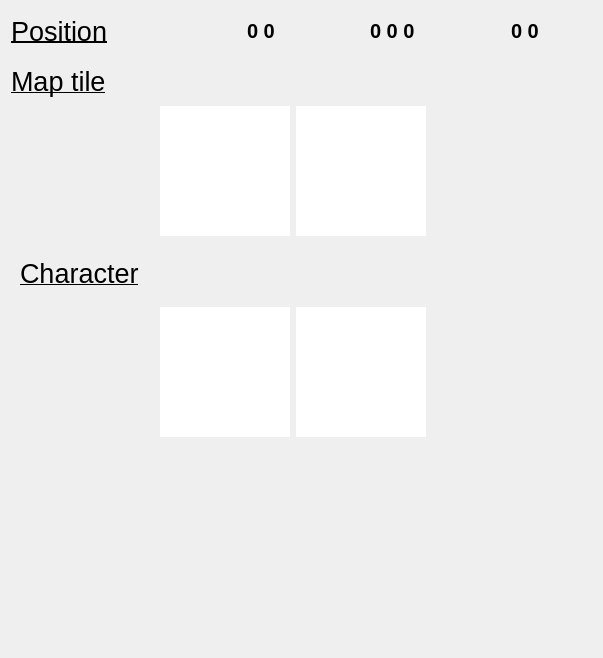
Before: the Qt Designer form OrodaelTurrim/res/ui/mapInfoWidget.ui in Wilson194/OrodaelTurrim, drawn with Qt 5.
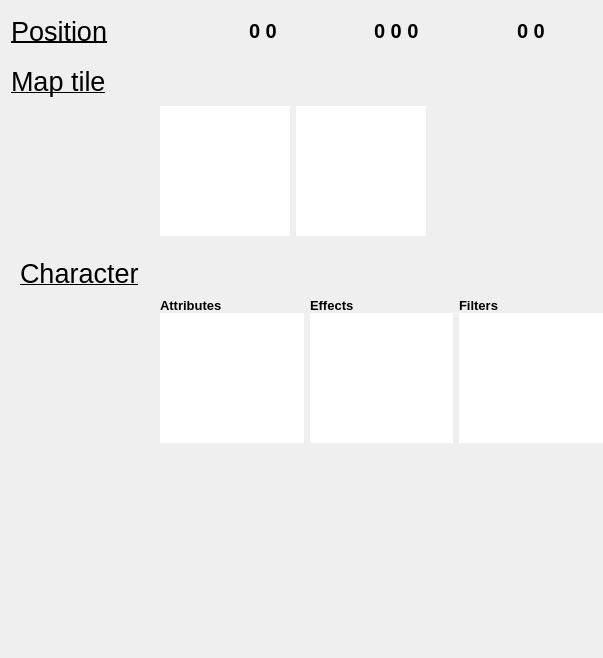
After: the same form once the commit is applied.

Commit message: Update UI info display

```diff
--- a/OrodaelTurrim/res/ui/mapInfoWidget.ui
+++ b/OrodaelTurrim/res/ui/mapInfoWidget.ui
@@ -20,7 +20,7 @@
   </property>
   <layout class="QGridLayout" name="gridLayout">
    <property name="rightMargin">
-    <number>9</number>
+    <number>0</number>
    </property>
    <property name="spacing">
     <number>0</number>
@@ -596,12 +596,72 @@
        <verstretch>0</verstretch>
       </sizepolicy>
      </property>
-     <layout class="QHBoxLayout" name="horizontalLayout">
-      <item>
-       <widget class="QTextEdit" name="characterInfoWidget">
+     <layout class="QGridLayout" name="gridLayout_3">
+      <property name="topMargin">
+       <number>0</number>
+      </property>
+      <property name="rightMargin">
+       <number>0</number>
+      </property>
+      <property name="verticalSpacing">
+       <number>0</number>
+      </property>
+      <item row="0" column="3">
+       <widget class="QLabel" name="objectFiltersLabel">
+        <property name="font">
+         <font>
+          <pointsize>10</pointsize>
+          <weight>75</weight>
+          <bold>true</bold>
+         </font>
+        </property>
+        <property name="text">
+         <string>Filters</string>
+        </property>
+       </widget>
+      </item>
+      <item row="0" column="1">
+       <widget class="QLabel" name="objectAttributesLabel">
+        <property name="sizePolicy">
+         <sizepolicy hsizetype="Preferred" vsizetype="Preferred">
+          <horstretch>0</horstretch>
+          <verstretch>0</verstretch>
+         </sizepolicy>
+        </property>
+        <property name="font">
+         <font>
+          <pointsize>10</pointsize>
+          <weight>75</weight>
+          <bold>true</bold>
+         </font>
+        </property>
+        <property name="frameShape">
+         <enum>QFrame::NoFrame</enum>
+        </property>
+        <property name="text">
+         <string>Attributes</string>
+        </property>
+       </widget>
+      </item>
+      <item row="0" column="2">
+       <widget class="QLabel" name="objectEffectsLabel">
+        <property name="font">
+         <font>
+          <pointsize>10</pointsize>
+          <weight>75</weight>
+          <bold>true</bold>
+         </font>
+        </property>
+        <property name="text">
+         <string>Effects</string>
+        </property>
+       </widget>
+      </item>
+      <item row="1" column="1">
+       <widget class="QTextEdit" name="objectAttributesText">
         <property name="maximumSize">
          <size>
-          <width>130</width>
+          <width>16777215</width>
           <height>130</height>
          </size>
         </property>
@@ -622,11 +682,11 @@
         </property>
        </widget>
       </item>
-      <item>
-       <widget class="QTextEdit" name="characterEffectsText">
+      <item row="1" column="2">
+       <widget class="QTextEdit" name="objectEffectsText">
         <property name="maximumSize">
          <size>
-          <width>130</width>
+          <width>16777215</width>
           <height>130</height>
          </size>
         </property>
@@ -647,18 +707,30 @@
         </property>
        </widget>
       </item>
-      <item>
-       <spacer name="horizontalSpacer_6">
-        <property name="orientation">
-         <enum>Qt::Horizontal</enum>
-        </property>
-        <property name="sizeHint" stdset="0">
+      <item row="1" column="3">
+       <widget class="QTextEdit" name="objectFiltersText">
+        <property name="maximumSize">
          <size>
-          <width>40</width>
-          <height>20</height>
+          <width>16777215</width>
+          <height>130</height>
          </size>
         </property>
-       </spacer>
+        <property name="frameShape">
+         <enum>QFrame::NoFrame</enum>
+        </property>
+        <property name="verticalScrollBarPolicy">
+         <enum>Qt::ScrollBarAlwaysOff</enum>
+        </property>
+        <property name="horizontalScrollBarPolicy">
+         <enum>Qt::ScrollBarAlwaysOff</enum>
+        </property>
+        <property name="readOnly">
+         <bool>true</bool>
+        </property>
+        <property name="cursorWidth">
+         <number>0</number>
+        </property>
+       </widget>
       </item>
      </layout>
     </widget>
```
Left out of the diff: 3 changed lines with no effect on the pictures. The commit also changes 8 other files.
